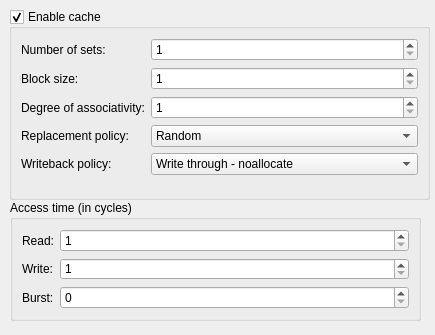
Before: the Qt Designer form src/gui/NewDialogCache.ui in kchasialis/QtMips-Di, drawn with Qt 5.
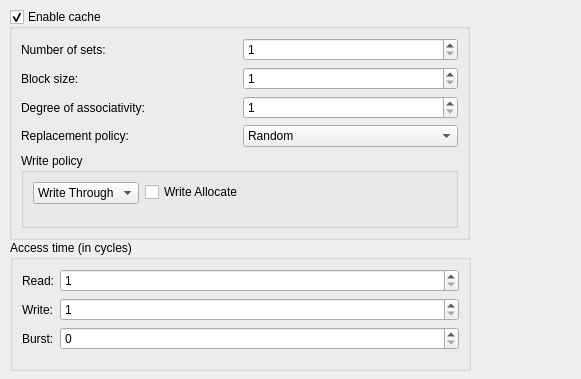
After: the same form once the commit is applied.

Patch:
```diff
--- a/src/gui/NewDialogCache.ui
+++ b/src/gui/NewDialogCache.ui
@@ -6,8 +6,8 @@
    <rect>
     <x>0</x>
     <y>0</y>
-    <width>435</width>
-    <height>335</height>
+    <width>581</width>
+    <height>379</height>
    </rect>
   </property>
   <property name="windowTitle">
@@ -18,8 +18,8 @@
     <rect>
      <x>9</x>
      <y>9</y>
-     <width>421</width>
-     <height>191</height>
+     <width>461</width>
+     <height>231</height>
     </rect>
    </property>
    <property name="minimumSize">
@@ -34,7 +34,7 @@
    <property name="checkable">
     <bool>true</bool>
    </property>
-   <layout class="QFormLayout" name="formLayout">
+   <layout class="QGridLayout" name="gridLayout">
     <item row="0" column="0">
      <widget class="QLabel" name="label_2">
       <property name="text">
@@ -103,30 +103,34 @@
       </item>
      </widget>
     </item>
-    <item row="4" column="0">
-     <widget class="QLabel" name="label_writeback">
-      <property name="text">
-       <string>Writeback policy:</string>
+    <item row="4" column="0" colspan="2">
+     <widget class="QGroupBox" name="write_policy">
+      <property name="title">
+       <string>Write policy</string>
       </property>
-     </widget>
-    </item>
-    <item row="4" column="1">
-     <widget class="QComboBox" name="writeback_policy">
+      <layout class="QFormLayout" name="formLayout">
+       <item row="0" column="0">
+        <widget class="QComboBox" name="write_pol">
       <item>
        <property name="text">
-        <string>Write through - noallocate</string>
+           <string>Write Through</string>
        </property>
       </item>
       <item>
        <property name="text">
-        <string>Write through - write allocate</string>
-       </property>
-      </item>
-      <item>
+           <string>Write Back</string>
+          </property>
+         </item>
+        </widget>
+       </item>
+       <item row="0" column="1">
+        <widget class="QCheckBox" name="write_alloc">
        <property name="text">
-        <string>Write back</string>
-       </property>
-      </item>
+          <string>Write Allocate</string>
+         </property>
+        </widget>
+       </item>
+      </layout>
      </widget>
     </item>
    </layout>
@@ -135,9 +139,9 @@
    <property name="geometry">
     <rect>
      <x>10</x>
-     <y>200</y>
-     <width>411</width>
-     <height>121</height>
+     <y>240</y>
+     <width>461</width>
+     <height>131</height>
     </rect>
    </property>
    <property name="title">
```
Lines whose indentation alone changed are shown as unchanged.
